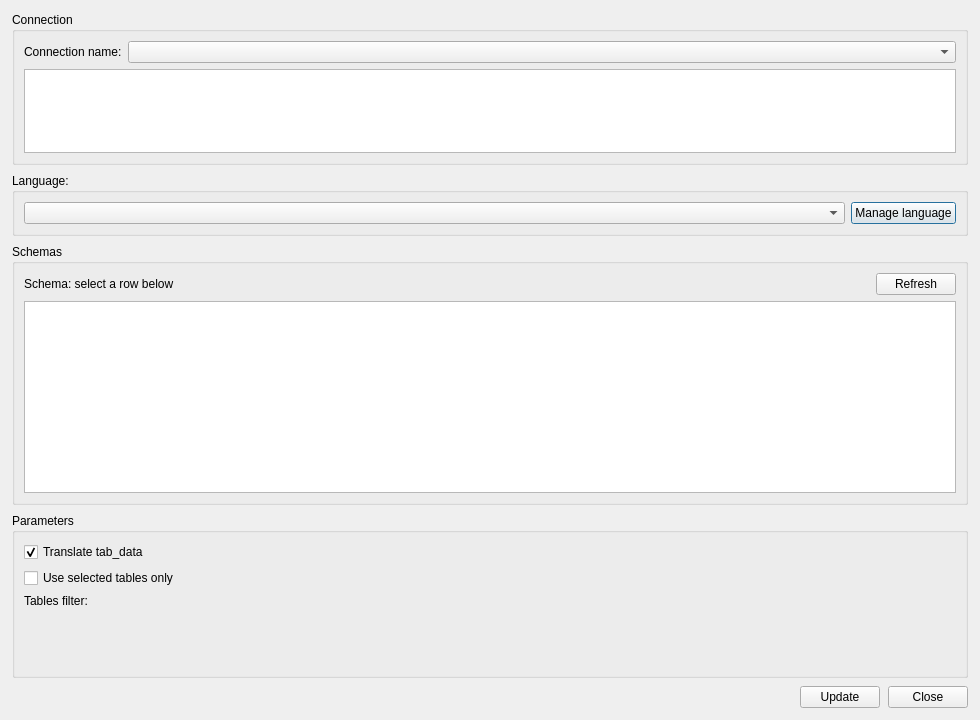
Old version of the form core/ui/admin/admin_i18n_hot_update.ui in the repository Giswater/giswater_qgis_plugin.
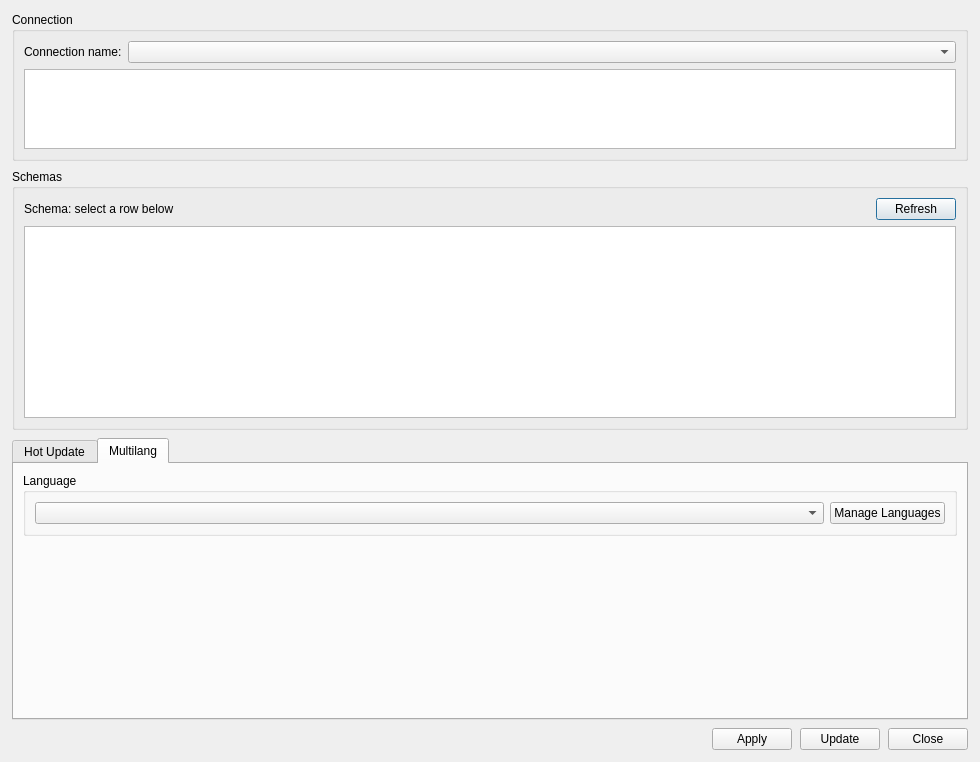
New version of the form. The open tabs and pages were chosen to show the change.

Commit message: feat(i18n): add Multilang tab to hot update dialog

The edit to the form file:
```diff
--- a/core/ui/admin/admin_i18n_hot_update.ui
+++ b/core/ui/admin/admin_i18n_hot_update.ui
@@ -7,7 +7,7 @@
     <x>0</x>
     <y>0</y>
     <width>980</width>
-    <height>720</height>
+    <height>762</height>
    </rect>
   </property>
   <property name="minimumSize">
@@ -93,32 +93,6 @@
      </layout>
     </widget>
    </item>
-   <item>
-    <widget class="QGroupBox" name="groupBox">
-     <property name="title">
-      <string>Language:</string>
-     </property>
-     <layout class="QHBoxLayout" name="horizontalLayout">
-      <item>
-       <widget class="QComboBox" name="cmb_language">
-        <property name="sizePolicy">
-         <sizepolicy hsizetype="Expanding" vsizetype="Fixed">
-          <horstretch>1</horstretch>
-          <verstretch>0</verstretch>
-         </sizepolicy>
-        </property>
-       </widget>
-      </item>
-      <item>
-       <widget class="QPushButton" name="btn_manage_language">
-        <property name="text">
-         <string>Manage language</string>
-        </property>
-       </widget>
-      </item>
-     </layout>
-    </widget>
-   </item>
    <item>
     <widget class="QGroupBox" name="grb_schemas">
      <property name="sizePolicy">
@@ -185,12 +159,57 @@
     </widget>
    </item>
    <item>
+    <widget class="QTabWidget" name="tab_update_type">
+     <property name="sizePolicy">
+      <sizepolicy hsizetype="Preferred" vsizetype="Preferred">
+       <horstretch>0</horstretch>
+       <verstretch>0</verstretch>
+      </sizepolicy>
+     </property>
+     <property name="currentIndex">
+      <number>0</number>
+     </property>
+     <property name="tabBarAutoHide">
+      <bool>false</bool>
+     </property>
+     <widget class="QWidget" name="tab">
+      <attribute name="title">
+       <string>Hot Update</string>
+      </attribute>
+      <layout class="QVBoxLayout" name="verticalLayout_2">
+       <item>
+        <widget class="QGroupBox" name="groupBox">
+         <property name="title">
+          <string>Language:</string>
+         </property>
+         <layout class="QHBoxLayout" name="horizontalLayout">
+          <item>
+           <widget class="QComboBox" name="cmb_language_hot_update">
+            <property name="sizePolicy">
+             <sizepolicy hsizetype="Expanding" vsizetype="Fixed">
+              <horstretch>1</horstretch>
+              <verstretch>0</verstretch>
+             </sizepolicy>
+            </property>
+           </widget>
+          </item>
+          <item>
+           <widget class="QPushButton" name="btn_manage_language_hot_update">
+            <property name="text">
+             <string>Manage language</string>
+            </property>
+           </widget>
+          </item>
+         </layout>
+        </widget>
+       </item>
+       <item>
     <widget class="QGroupBox" name="grb_params">
      <property name="title">
       <string>Parameters</string>
      </property>
-     <layout class="QVBoxLayout" name="layout_params">
-      <item>
+         <layout class="QGridLayout" name="gridLayout_2">
+          <item row="0" column="0">
        <widget class="QCheckBox" name="chk_add_tab_data">
         <property name="text">
          <string>Translate tab_data</string>
@@ -200,14 +219,14 @@
         </property>
        </widget>
       </item>
-      <item>
+          <item row="1" column="0">
        <widget class="QCheckBox" name="chk_use_selected_tables">
         <property name="text">
          <string>Use selected tables only</string>
         </property>
        </widget>
       </item>
-      <item>
+          <item row="2" column="0">
        <widget class="QLabel" name="lbl_tables">
         <property name="text">
          <string>Tables filter:</string>
@@ -239,6 +258,56 @@
      </layout>
     </widget>
    </item>
+      </layout>
+     </widget>
+     <widget class="QWidget" name="tab_2">
+      <attribute name="title">
+       <string>Multilang</string>
+      </attribute>
+      <layout class="QVBoxLayout" name="verticalLayout_3">
+       <item>
+        <widget class="QGroupBox" name="groupBox_2">
+         <property name="sizePolicy">
+          <sizepolicy hsizetype="Preferred" vsizetype="Maximum">
+           <horstretch>0</horstretch>
+           <verstretch>0</verstretch>
+          </sizepolicy>
+         </property>
+         <property name="title">
+          <string>Language</string>
+         </property>
+         <layout class="QGridLayout" name="gridLayout">
+          <item row="0" column="1">
+           <widget class="QPushButton" name="btn_manage_language_multilang">
+            <property name="text">
+             <string>Manage Languages</string>
+            </property>
+           </widget>
+          </item>
+          <item row="0" column="0">
+           <widget class="QComboBox" name="cmb_language_multilang">
+            <property name="sizePolicy">
+             <sizepolicy hsizetype="Expanding" vsizetype="Fixed">
+              <horstretch>0</horstretch>
+              <verstretch>0</verstretch>
+             </sizepolicy>
+            </property>
+           </widget>
+          </item>
+         </layout>
+        </widget>
+       </item>
+       <item>
+        <widget class="QLabel" name="lbl_multilang_language">
+         <property name="text">
+          <string/>
+         </property>
+        </widget>
+       </item>
+      </layout>
+     </widget>
+    </widget>
+   </item>
    <item>
     <layout class="QGridLayout" name="lyt_buttons">
      <item row="0" column="1">
@@ -255,6 +324,13 @@
       </spacer>
      </item>
      <item row="0" column="3">
+      <widget class="QPushButton" name="btn_update">
+       <property name="text">
+        <string>Update</string>
+       </property>
+      </widget>
+     </item>
+     <item row="0" column="4">
       <widget class="QPushButton" name="btn_close">
        <property name="text">
         <string>Close</string>
@@ -262,25 +338,9 @@
       </widget>
      </item>
      <item row="0" column="2">
-      <widget class="QPushButton" name="btn_update">
+      <widget class="QPushButton" name="btn_apply">
        <property name="text">
-        <string>Update</string>
-       </property>
-      </widget>
-     </item>
-     <item row="0" column="0">
-      <widget class="QLabel" name="lbl_info">
-       <property name="sizePolicy">
-        <sizepolicy hsizetype="Expanding" vsizetype="Preferred">
-         <horstretch>1</horstretch>
-         <verstretch>0</verstretch>
-        </sizepolicy>
-       </property>
-       <property name="text">
-        <string/>
-       </property>
-       <property name="wordWrap">
-        <bool>false</bool>
+        <string>Apply</string>
        </property>
       </widget>
      </item>
```
Left out of the diff: 18 changed lines with no effect on the pictures. Lines whose indentation alone changed are shown as unchanged. The commit also changes 1 other file.
